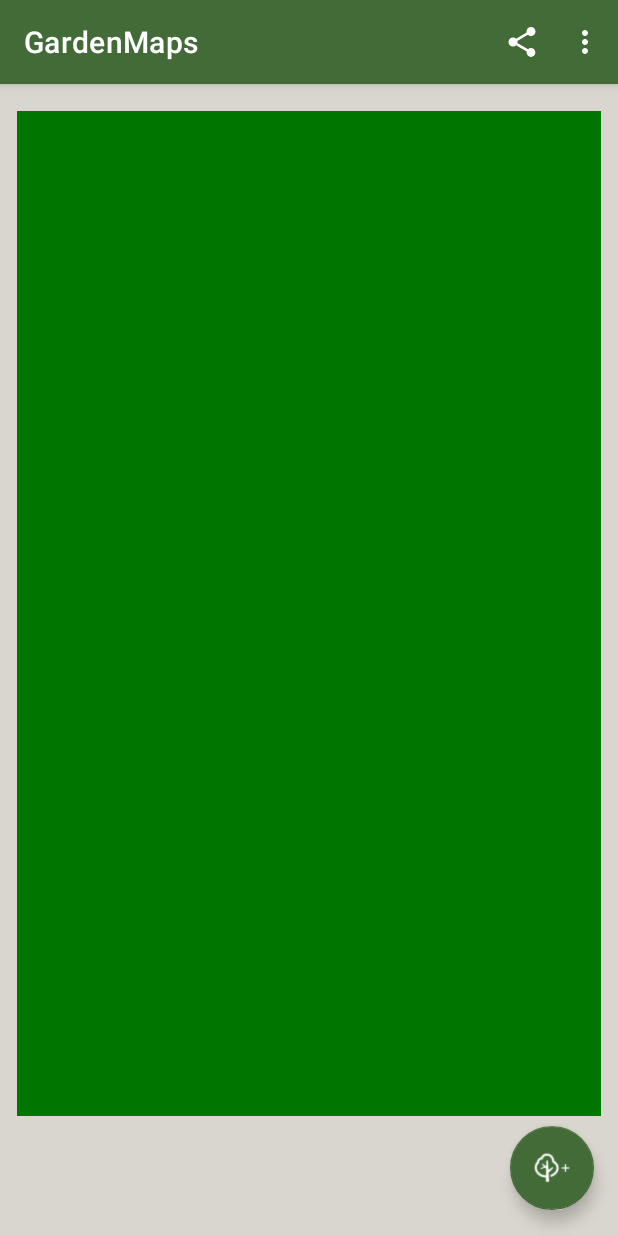
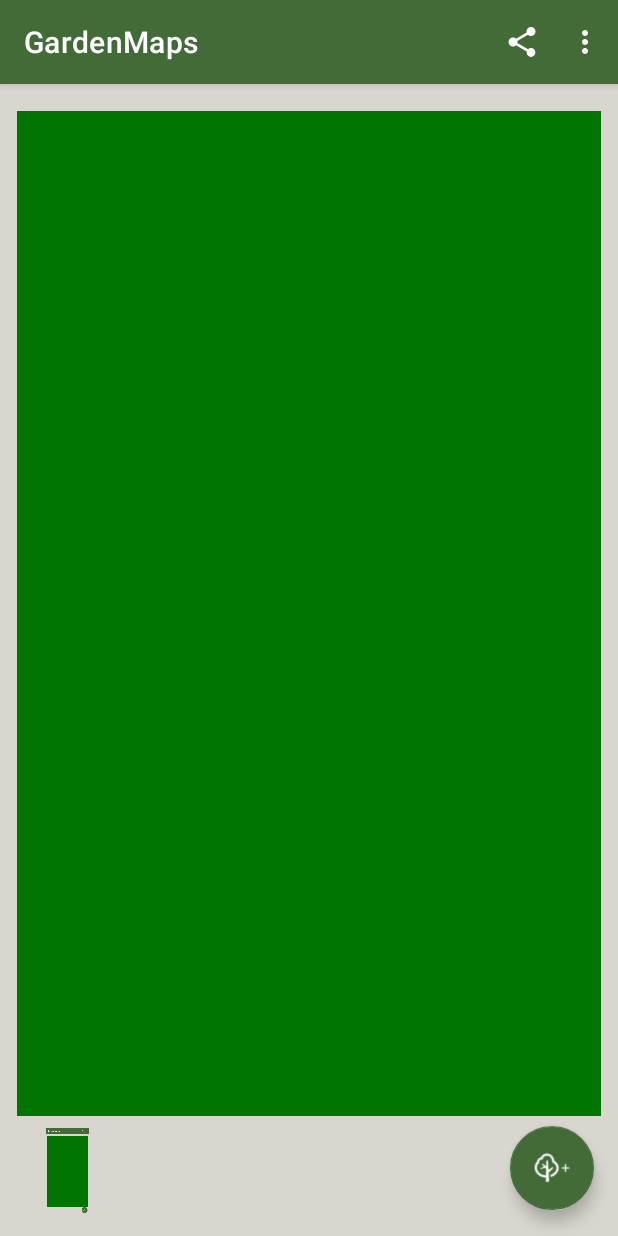
Before and after one commit to DiaLyu/Mobile-Internet-application, an Android app: the PlotMapActivity screen opened directly, with no data from a screen before it, after a tap on "Поделиться", on a phone screen of 412 x 824 dp. Run offline under Robolectric (Android 15) with nearby library versions, the phone set to English and light mode, and no system bars; 2 statements that could not run were skipped.

```diff
--- a/app/src/main/java/com/example/gardenmaps/PlotMapActivity.java
+++ b/app/src/main/java/com/example/gardenmaps/PlotMapActivity.java
@@ -21,6 +21,7 @@ import android.database.Cursor;
 import android.database.sqlite.SQLiteDatabase;
 import android.graphics.Bitmap;
 import android.graphics.Typeface;
+import android.graphics.drawable.BitmapDrawable;
 import android.net.Uri;
 import android.os.Bundle;
 import android.os.Environment;
@@ -32,6 +33,7 @@ import android.view.MenuItem;
 import android.view.View;
 import android.widget.AdapterView;
 import android.widget.ImageButton;
+import android.widget.ImageView;
 import android.widget.LinearLayout;
 import android.widget.ListView;
 import android.widget.TextView;
@@ -51,7 +53,6 @@ public class PlotMapActivity extends AppCompatActivity implements View.OnClickLi
 
     private static final int MAP_PLOT_LOADER = 213;
     private static final int LIST_TREE_LOADER = 524;
-    TreeCursorAdapter treeCursorAdapter;
     Uri currentPlotUri;
 
     private int idPlot;
@@ -59,16 +60,17 @@ public class PlotMapActivity extends AppCompatActivity implements View.OnClickLi
     private int widthPlot;
     private int lengthPlot;
 
-    ConstraintLayout c_layout;
-//    ListView dataListView;
+    private ConstraintLayout c_layout;
+    private ImageView imageView;
+    private ConstraintLayout rootContent;
     private ArrayList<Integer> idList;
 
     @Override
     protected void onCreate(Bundle savedInstanceState) {
         super.onCreate(savedInstanceState);
         setContentView(R.layout.activity_plot_map);
+        findViews();
 
-//        dataListView = findViewById(R.id.dataTreeListView);
         c_layout = findViewById(R.id.constraintLayout);
         idList = new ArrayList<>();
 
@@ -94,21 +96,8 @@ public class PlotMapActivity extends AppCompatActivity implements View.OnClickLi
             }
         });
 
-        treeCursorAdapter = new TreeCursorAdapter(this, null, false);
-//        dataListView.setAdapter(treeCursorAdapter);
         getSupportLoaderManager().initLoader(MAP_PLOT_LOADER, null, loader);
         getSupportLoaderManager().initLoader(LIST_TREE_LOADER, null, loader);
-
-//        dataListView.setOnItemClickListener(new AdapterView.OnItemClickListener() {
-//            @Override
-//            public void onItemClick(AdapterView<?> adapterView, View view, int i, long l) {
-//                Intent intent_update_tree = new Intent(PlotMapActivity.this, AddTreeActivity.class);
-//                Uri currentUri = ContentUris.withAppendedId(TreeInfo.CONTENT_URI, l);
-//                intent_update_tree.setData(currentUri);
-//                intent_update_tree.putExtra("idPlot", idPlot);
-//                startActivity(intent_update_tree);
-//            }
-//        });
 
     }
 
@@ -122,7 +111,10 @@ public class PlotMapActivity extends AppCompatActivity implements View.OnClickLi
     public boolean onOptionsItemSelected(@NonNull MenuItem item) {
         switch(item.getItemId()){
             case R.id.share_plot:
-
+                takeScreenshot();
+                BitmapDrawable bitmapDrawable = (BitmapDrawable) imageView.getDrawable();
+                Bitmap bitmap = bitmapDrawable.getBitmap();
+                shareImage(bitmap);
                 return true;
             case R.id.info_plot:
                 Intent intent_2 = new Intent(PlotMapActivity.this, AddPlotActivity.class);
@@ -193,7 +185,6 @@ public class PlotMapActivity extends AppCompatActivity implements View.OnClickLi
 //                    treeCursorAdapter.swapCursor(data1);
                     while (data1.moveToNext()){
                         int idTreeColumnIndex = data1.getColumnIndex(TreeInfo.KEY_ID);
-                        int idPlotTreesColumnIndex = data1.getColumnIndex(TreeInfo.KEY_PLOT_ID);
                         int nameTreeColumnIndex = data1.getColumnIndex(TreeInfo.KEY_TREE_NAME);
                         int varietyColumnIndex = data1.getColumnIndex(TreeInfo.KEY_TREE_VARIETY);
                         int dataPlantingColumnIndex = data1.getColumnIndex(TreeInfo.KEY_TREE_DATA_PLANTING);
@@ -202,8 +193,6 @@ public class PlotMapActivity extends AppCompatActivity implements View.OnClickLi
 
                         int idTree = data1.getInt(idTreeColumnIndex);
                         String nameTree = data1.getString(nameTreeColumnIndex);
-                        String variety = data1.getString(varietyColumnIndex);
-                        String dataPlanting = data1.getString(dataPlantingColumnIndex);
                         int xLocation = data1.getInt(xLocationColumnIndex);
                         int yLocation = data1.getInt(yLocationColumnIndex);
 
@@ -287,4 +276,59 @@ public class PlotMapActivity extends AppCompatActivity implements View.OnClickLi
         intent_update_tree.putExtra("idPlot", idPlot);
         startActivity(intent_update_tree);
     }
+
+//    //идентификаторы просмотров
+    private void findViews() {
+        imageView = (ImageView) findViewById(R.id.screenImageView);
+        rootContent = (ConstraintLayout) findViewById(R.id.rootContent);
+    }
+
+    private void shareImage(Bitmap bitmap) {
+        Uri uri = getmageToShare(bitmap);
+        Intent intent = new Intent(Intent.ACTION_SEND);
+        //отправка сообщения
+        intent.putExtra(Intent.EXTRA_STREAM, uri);
+        //отправка текста
+        intent.putExtra(Intent.EXTRA_TEXT, "Sharing Image");
+        //тип изображения
+        intent.setType("image/png");
+        startActivity(Intent.createChooser(intent, "Share Via"));
+    }
+
+    //получение uri адреса
+    private Uri getmageToShare(Bitmap bitmap) {
+        File imagefolder = new File(getCacheDir(), "images");
+        Uri uri = null;
+        try {
+            imagefolder.mkdirs();
+            File file = new File(imagefolder, "shared_image.png");
+            FileOutputStream outputStream = new FileOutputStream(file);
+            bitmap.compress(Bitmap.CompressFormat.PNG, 90, outputStream);
+            outputStream.flush();
+            outputStream.close();
+            uri = FileProvider.getUriForFile(this, "com.anni.shareimage.fileprovider", file);
+        } catch (Exception e) {
+            Toast.makeText(this, "" + e.getMessage(), Toast.LENGTH_LONG).show();
+        }
+        return uri;
+    }
+
+    //скриншот
+    private void takeScreenshot() {
+        Bitmap b = null;
+        b = ScreenshotUtils.getScreenShot(rootContent);
+        //изображение существует
+        if (b != null) {
+            showScreenShotImage(b);//показ изображения
+            File saveFile = ScreenshotUtils.getMainDirectoryName(this);//получить путь для скриншота
+            File file = ScreenshotUtils.store(b, "screenshot" + ".jpg", saveFile);//сохранение изображения
+            Toast.makeText(this, "изображение сохранено", Toast.LENGTH_SHORT).show();
+        } else
+            Toast.makeText(this, "ошибка", Toast.LENGTH_SHORT).show();
+    }
+
+    //показать изображение скриншота
+    private void showScreenShotImage(Bitmap b) {
+        imageView.setImageBitmap(b);
+    }
 }
--- /dev/null
+++ b/app/src/main/java/com/example/gardenmaps/ScreenshotUtils.java
@@ -0,0 +1,55 @@
+package com.example.gardenmaps;
+
+import android.content.Context;
+import android.graphics.Bitmap;
+import android.os.Environment;
+import android.util.Log;
+import android.view.View;
+
+import java.io.File;
+import java.io.FileOutputStream;
+
+public class ScreenshotUtils {
+
+    //возврат изображения
+    public static Bitmap getScreenShot(View view) {
+        View screenView = view.getRootView();
+        screenView.setDrawingCacheEnabled(true);
+        Bitmap bitmap = Bitmap.createBitmap(screenView.getDrawingCache());
+        screenView.setDrawingCacheEnabled(false);
+        return bitmap;
+    }
+
+
+    //создание каталога
+    public static File getMainDirectoryName(Context context) {
+        //создать папку
+        File mainDir = new File(
+                context.getExternalFilesDir(Environment.DIRECTORY_PICTURES), "Demo");
+
+        //создать каталог
+        if (!mainDir.exists()) {
+            if (mainDir.mkdir())
+                Log.e("Create Directory", "Main Directory Created : " + mainDir);
+        }
+        return mainDir;
+    }
+
+    //сохранение скриншота
+    public static File store(Bitmap bm, String fileName, File saveFilePath) {
+        File dir = new File(saveFilePath.getAbsolutePath());
+        if (!dir.exists())
+            dir.mkdirs();
+        File file = new File(saveFilePath.getAbsolutePath(), fileName);
+        try {
+            FileOutputStream fOut = new FileOutputStream(file);
+            bm.compress(Bitmap.CompressFormat.JPEG, 85, fOut);
+            fOut.flush();
+            fOut.close();
+        } catch (Exception e) {
+            e.printStackTrace();
+        }
+        return file;
+    }
+
+}
--- a/app/src/main/java/com/example/gardenmaps/TreeCursorAdapter.java
+++ /dev/null
@@ -1,40 +0,0 @@
-package com.example.gardenmaps;
-
-import android.content.Context;
-import android.database.Cursor;
-import android.util.Log;
-import android.view.LayoutInflater;
-import android.view.View;
-import android.view.ViewGroup;
-import android.widget.CursorAdapter;
-import android.widget.TextView;
-
-import com.example.gardenmaps.data.GardenMapsContract;
-import com.example.gardenmaps.data.GardenMapsContract.TreeInfo;
-
-// работа с выводом информации с помощью ListView
-public class TreeCursorAdapter extends CursorAdapter {
-
-
-    public TreeCursorAdapter(Context context, Cursor c, boolean autoRequery) {
-        super(context, c, autoRequery);
-    }
-
-    @Override
-    public View newView(Context context, Cursor cursor, ViewGroup viewGroup) {
-        return LayoutInflater.from(context).inflate(R.layout.tree_item, viewGroup, false);
-    }
-
-    @Override
-    public void bindView(View view, Context context, Cursor cursor) {
-
-        TextView nameTreeTextView = view.findViewById(R.id.nameTreeTextView);
-
-        int idPlot = cursor.getInt(cursor.getColumnIndexOrThrow(TreeInfo.KEY_PLOT_ID));
-        String nameTree = cursor.getString(cursor.getColumnIndexOrThrow(TreeInfo.KEY_TREE_NAME));
-        String varietyTree = cursor.getString(cursor.getColumnIndexOrThrow(TreeInfo.KEY_TREE_VARIETY));
-
-            // устанавливаем в элементы списка значения из базы данных
-        nameTreeTextView.setText(nameTree);
-    }
-}
--- a/app/src/main/res/layout/activity_plot_map.xml
+++ b/app/src/main/res/layout/activity_plot_map.xml
@@ -2,22 +2,11 @@
 <androidx.constraintlayout.widget.ConstraintLayout xmlns:android="http://schemas.android.com/apk/res/android"
     xmlns:app="http://schemas.android.com/apk/res-auto"
     xmlns:tools="http://schemas.android.com/tools"
+    android:id="@+id/rootContent"
     android:layout_width="match_parent"
     android:layout_height="match_parent"
     android:background="#D9D6CF"
     tools:context=".PlotMapActivity">
-
-
-    <!--        <ListView-->
-    <!--            android:id="@+id/dataTreeListView"-->
-    <!--            android:layout_width="0dp"-->
-    <!--            android:layout_height="wrap_content"-->
-    <!--            android:layout_alignParentStart="true"-->
-    <!--            android:layout_alignParentTop="true"-->
-    <!--            android:scrollbarAlwaysDrawVerticalTrack="true"-->
-    <!--            app:layout_constraintEnd_toEndOf="parent"-->
-    <!--            app:layout_constraintStart_toStartOf="parent"-->
-    <!--            app:layout_constraintTop_toTopOf="parent" />-->
 
     <androidx.constraintlayout.widget.ConstraintLayout
         android:id="@+id/constraintLayout"
@@ -51,4 +40,14 @@
         app:layout_constraintEnd_toEndOf="parent"
         app:srcCompat="@drawable/add_tree" />
 
+    <ImageView
+        android:id="@+id/screenImageView"
+        android:layout_width="58dp"
+        android:layout_height="58dp"
+        android:layout_marginStart="16dp"
+        android:layout_marginBottom="14dp"
+        app:layout_constraintBottom_toBottomOf="parent"
+        app:layout_constraintStart_toStartOf="parent"
+        app:srcCompat="@drawable/grass" />
+
 </androidx.constraintlayout.widget.ConstraintLayout>
--- /dev/null
+++ b/app/src/main/res/xml/paths.xml
@@ -0,0 +1,6 @@
+<?xml version="1.0" encoding="utf-8"?>
+<paths>
+    <cache-path
+        name="shared_images"
+        path="images/" />
+</paths>
```
Also changed, not shown: app/src/main/AndroidManifest.xml (+10 -0 lines), app/src/main/java/com/example/gardenmaps/MainActivity.java (+0 -17 lines), app/src/main/res/menu/start_activity_menu.xml (deleted, +0 -9 lines).
